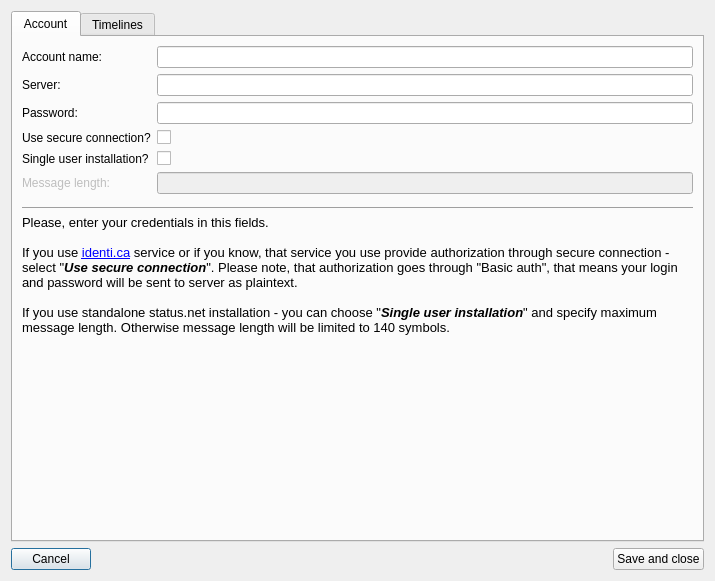
Qt form src/ui/settings.ui (pztrn/qtdenter-old) before a commit.
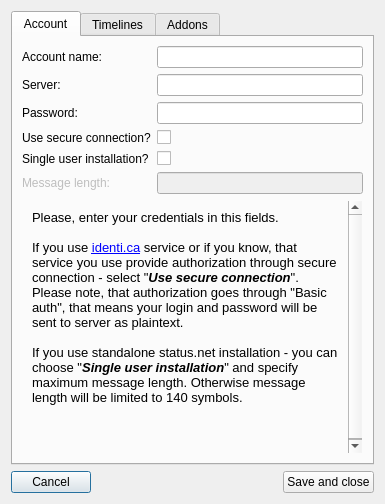
The same form after that commit.

```diff
--- a/src/ui/settings.ui
+++ b/src/ui/settings.ui
@@ -9,8 +9,8 @@
    <rect>
     <x>0</x>
     <y>0</y>
-    <width>715</width>
-    <height>581</height>
+    <width>385</width>
+    <height>504</height>
    </rect>
   </property>
   <property name="windowTitle">
@@ -113,36 +113,127 @@
          </item>
         </layout>
        </item>
-       <item row="2" column="0">
-        <spacer name="verticalSpacer">
-         <property name="orientation">
-          <enum>Qt::Vertical</enum>
-         </property>
-         <property name="sizeHint" stdset="0">
-          <size>
-           <width>20</width>
-           <height>40</height>
-          </size>
-         </property>
-        </spacer>
-       </item>
        <item row="1" column="0">
-        <widget class="QLabel" name="label_6">
-         <property name="text">
-          <string>&lt;!DOCTYPE HTML PUBLIC &quot;-//W3C//DTD HTML 4.0//EN&quot; &quot;http://www.w3.org/TR/REC-html40/strict.dtd&quot;&gt;
+        <widget class="QScrollArea" name="scrollArea">
+         <property name="sizePolicy">
+          <sizepolicy hsizetype="Expanding" vsizetype="MinimumExpanding">
+           <horstretch>0</horstretch>
+           <verstretch>0</verstretch>
+          </sizepolicy>
+         </property>
+         <property name="palette">
+          <palette>
+           <active>
+            <colorrole role="Base">
+             <brush brushstyle="SolidPattern">
+              <color alpha="0">
+               <red>255</red>
+               <green>255</green>
+               <blue>255</blue>
+              </color>
+             </brush>
+            </colorrole>
+            <colorrole role="Window">
+             <brush brushstyle="SolidPattern">
+              <color alpha="0">
+               <red>216</red>
+               <green>216</green>
+               <blue>216</blue>
+              </color>
+             </brush>
+            </colorrole>
+           </active>
+           <inactive>
+            <colorrole role="Base">
+             <brush brushstyle="SolidPattern">
+              <color alpha="0">
+               <red>255</red>
+               <green>255</green>
+               <blue>255</blue>
+              </color>
+             </brush>
+            </colorrole>
+            <colorrole role="Window">
+             <brush brushstyle="SolidPattern">
+              <color alpha="0">
+               <red>216</red>
+               <green>216</green>
+               <blue>216</blue>
+              </color>
+             </brush>
+            </colorrole>
+           </inactive>
+           <disabled>
+            <colorrole role="Base">
+             <brush brushstyle="SolidPattern">
+              <color alpha="0">
+               <red>216</red>
+               <green>216</green>
+               <blue>216</blue>
+              </color>
+             </brush>
+            </colorrole>
+            <colorrole role="Window">
+             <brush brushstyle="SolidPattern">
+              <color alpha="0">
+               <red>216</red>
+               <green>216</green>
+               <blue>216</blue>
+              </color>
+             </brush>
+            </colorrole>
+           </disabled>
+          </palette>
+         </property>
+         <property name="widgetResizable">
+          <bool>true</bool>
+         </property>
+         <widget class="QWidget" name="scrollAreaWidgetContents">
+          <property name="geometry">
+           <rect>
+            <x>0</x>
+            <y>0</y>
+            <width>327</width>
+            <height>316</height>
+           </rect>
+          </property>
+          <layout class="QGridLayout" name="gridLayout_6">
+           <item row="0" column="0">
+            <widget class="QLabel" name="label_6">
+             <property name="text">
+              <string>&lt;!DOCTYPE HTML PUBLIC &quot;-//W3C//DTD HTML 4.0//EN&quot; &quot;http://www.w3.org/TR/REC-html40/strict.dtd&quot;&gt;
 &lt;html&gt;&lt;head&gt;&lt;meta name=&quot;qrichtext&quot; content=&quot;1&quot; /&gt;&lt;style type=&quot;text/css&quot;&gt;
 p, li { white-space: pre-wrap; }
 &lt;/style&gt;&lt;/head&gt;&lt;body style=&quot; font-family:'PT Sans'; font-size:10pt; font-weight:400; font-style:normal;&quot;&gt;
-&lt;hr /&gt;
 &lt;p style=&quot; margin-top:0px; margin-bottom:0px; margin-left:0px; margin-right:0px; -qt-block-indent:0; text-indent:0px;&quot;&gt;Please, enter your credentials in this fields.&lt;/p&gt;
-&lt;p style=&quot;-qt-paragraph-type:empty; margin-top:0px; margin-bottom:0px; margin-left:0px; margin-right:0px; -qt-block-indent:0; text-indent:0px;&quot;&gt;&lt;/p&gt;
+&lt;p style=&quot;-qt-paragraph-type:empty; margin-top:0px; margin-bottom:0px; margin-left:0px; margin-right:0px; -qt-block-indent:0; text-indent:0px;&quot;&gt;&lt;br /&gt;&lt;/p&gt;
 &lt;p style=&quot; margin-top:0px; margin-bottom:0px; margin-left:0px; margin-right:0px; -qt-block-indent:0; text-indent:0px;&quot;&gt;If you use &lt;a href=&quot;http://identi.ca/&quot;&gt;&lt;span style=&quot; text-decoration: underline; color:#0000ff;&quot;&gt;identi.ca&lt;/span&gt;&lt;/a&gt; service or if you know, that service you use provide authorization through secure connection - select &amp;quot;&lt;span style=&quot; font-weight:600; font-style:italic;&quot;&gt;Use secure connection&lt;/span&gt;&amp;quot;. Please note, that authorization goes through &amp;quot;Basic auth&amp;quot;, that means your login and password will be sent to server as plaintext.&lt;/p&gt;
-&lt;p style=&quot;-qt-paragraph-type:empty; margin-top:0px; margin-bottom:0px; margin-left:0px; margin-right:0px; -qt-block-indent:0; text-indent:0px;&quot;&gt;&lt;/p&gt;
+&lt;p style=&quot;-qt-paragraph-type:empty; margin-top:0px; margin-bottom:0px; margin-left:0px; margin-right:0px; -qt-block-indent:0; text-indent:0px;&quot;&gt;&lt;br /&gt;&lt;/p&gt;
 &lt;p style=&quot; margin-top:0px; margin-bottom:0px; margin-left:0px; margin-right:0px; -qt-block-indent:0; text-indent:0px;&quot;&gt;If you use standalone status.net installation - you can choose &amp;quot;&lt;span style=&quot; font-weight:600; font-style:italic;&quot;&gt;Single user installation&lt;/span&gt;&amp;quot; and specify maximum message length. Otherwise message length will be limited to 140 symbols.&lt;/p&gt;&lt;/body&gt;&lt;/html&gt;</string>
-         </property>
-         <property name="wordWrap">
-          <bool>true</bool>
-         </property>
+             </property>
+             <property name="wordWrap">
+              <bool>true</bool>
+             </property>
+             <property name="openExternalLinks">
+              <bool>true</bool>
+             </property>
+            </widget>
+           </item>
+           <item row="1" column="0">
+            <spacer name="verticalSpacer">
+             <property name="orientation">
+              <enum>Qt::Vertical</enum>
+             </property>
+             <property name="sizeHint" stdset="0">
+              <size>
+               <width>20</width>
+               <height>40</height>
+              </size>
+             </property>
+            </spacer>
+           </item>
+          </layout>
+         </widget>
         </widget>
        </item>
       </layout>
@@ -264,6 +355,77 @@
        </item>
       </layout>
      </widget>
+     <widget class="QWidget" name="tab_2">
+      <attribute name="title">
+       <string>Addons</string>
+      </attribute>
+      <layout class="QGridLayout" name="gridLayout_4">
+       <item row="0" column="0">
+        <widget class="QTabWidget" name="tabWidget_2">
+         <property name="tabPosition">
+          <enum>QTabWidget::North</enum>
+         </property>
+         <property name="currentIndex">
+          <number>0</number>
+         </property>
+         <widget class="QWidget" name="tab_3">
+          <attribute name="title">
+           <string>Now Playing</string>
+          </attribute>
+          <layout class="QGridLayout" name="gridLayout_5">
+           <item row="0" column="0">
+            <layout class="QFormLayout" name="formLayout_3">
+             <item row="0" column="1">
+              <widget class="QComboBox" name="players_list"/>
+             </item>
+             <item row="0" column="0">
+              <widget class="QLabel" name="label_12">
+               <property name="text">
+                <string>Choose player:</string>
+               </property>
+              </widget>
+             </item>
+             <item row="1" column="0">
+              <widget class="QLabel" name="label_13">
+               <property name="text">
+                <string>Player spam:</string>
+               </property>
+              </widget>
+             </item>
+             <item row="1" column="1">
+              <widget class="QPlainTextEdit" name="player_string">
+               <property name="minimumSize">
+                <size>
+                 <width>20</width>
+                 <height>20</height>
+                </size>
+               </property>
+               <property name="maximumSize">
+                <size>
+                 <width>16777215</width>
+                 <height>100</height>
+                </size>
+               </property>
+              </widget>
+             </item>
+             <item row="2" column="1">
+              <widget class="QLabel" name="label_14">
+               <property name="text">
+                <string>&lt;html&gt;&lt;head/&gt;&lt;body&gt;&lt;p&gt;Available variables: &lt;span style=&quot; font-weight:600;&quot;&gt;$artist&lt;/span&gt;, &lt;span style=&quot; font-weight:600;&quot;&gt;$album&lt;/span&gt;, &lt;span style=&quot; font-weight:600;&quot;&gt;$trackname&lt;/span&gt;, &lt;span style=&quot; font-weight:600;&quot;&gt;$player&lt;/span&gt;&lt;/p&gt;&lt;p&gt;Example:&lt;/p&gt;&lt;p&gt;!listening to: $artist - $trackname #$player&lt;/p&gt;&lt;/body&gt;&lt;/html&gt;</string>
+               </property>
+               <property name="wordWrap">
+                <bool>true</bool>
+               </property>
+              </widget>
+             </item>
+            </layout>
+           </item>
+          </layout>
+         </widget>
+        </widget>
+       </item>
+      </layout>
+     </widget>
     </widget>
    </item>
    <item row="1" column="0">
```
Left out of the diff: 25 changed lines with no effect on the pictures.
